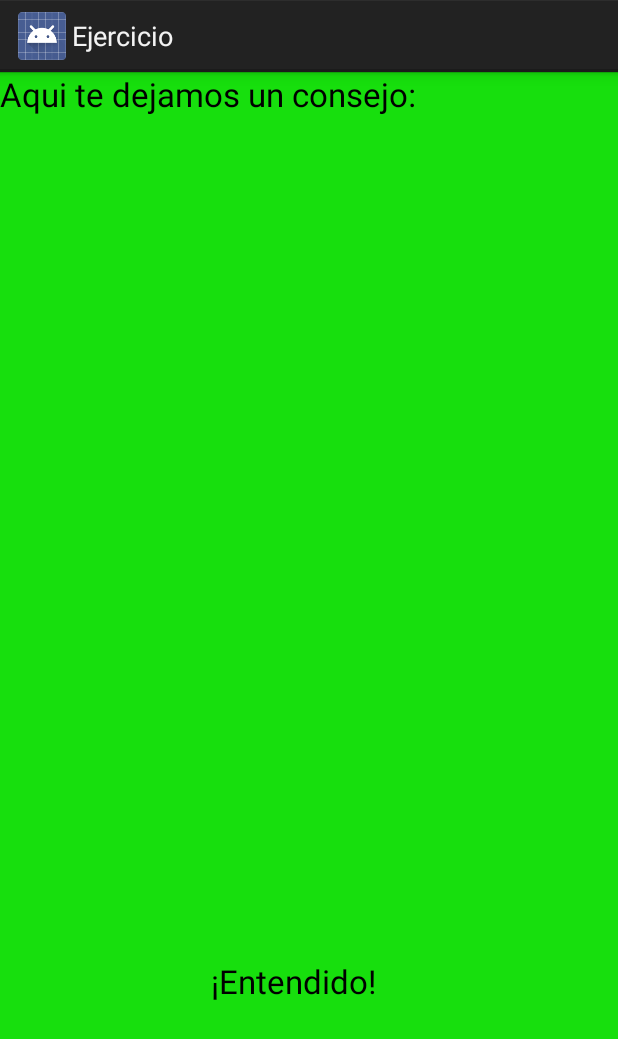
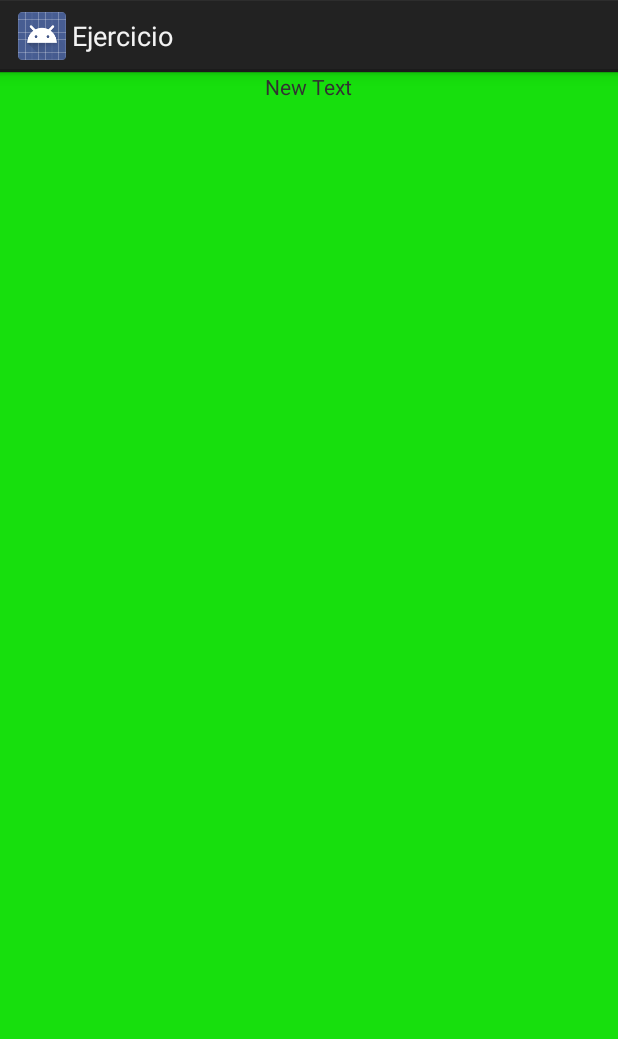
Before and after one commit to fercreek/HealthCare, an Android app: the fragment TipFragment shown on its own in the app's theme, on a phone screen of 412 x 824 dp. Shown: the top 1039 px of the screen. Run offline under Robolectric (Android 15) with nearby library versions, the phone set to English and light mode, and no system bars; 1 statement that could not run was skipped.

Commit message:
Problema con interaccion entre actividades

```diff
--- a/app/src/main/java/info/androidhive/tabsswipe/adapter/IdealFragment.java
+++ b/app/src/main/java/info/androidhive/tabsswipe/adapter/IdealFragment.java
@@ -5,6 +5,7 @@ import android.support.v4.app.Fragment;
 import android.view.LayoutInflater;
 import android.view.View;
 import android.view.ViewGroup;
+import android.widget.CheckBox;
 import android.widget.TextView;
 
 import info.androidhive.tabsswipe.R;
@@ -22,5 +23,4 @@ public class IdealFragment extends Fragment {
     }
 
 
-
 }
--- a/app/src/main/java/info/androidhive/tabsswipe/adapter/TipFragment.java
+++ b/app/src/main/java/info/androidhive/tabsswipe/adapter/TipFragment.java
@@ -6,16 +6,33 @@ import android.support.v4.app.Fragment;
 import android.view.LayoutInflater;
 import android.view.View;
 import android.view.ViewGroup;
+import android.widget.CheckBox;
+import android.widget.TextView;
 
 public class TipFragment extends Fragment {
 
-	@Override
+    @Override
 	public View onCreateView(LayoutInflater inflater, ViewGroup container,
 			Bundle savedInstanceState) {
 
-		View rootView = inflater.inflate(R.layout.fragment_tip, container, false);
+        CheckBox checkbox1 = (CheckBox)getActivity().findViewById(R.id.checkasma);
+        View rootView = inflater.inflate(R.layout.fragment_tip, container, false);
+        TextView tip1 = (TextView)rootView.findViewById(R.id.c1);
+//        tip1.setText(c1);
+
+        if (checkbox1.isChecked()) {
+            checkbox1.setChecked(false);
+        }
+//        if(checkbox1.isChecked()) {
+//            tip1.setText("Esfuérzate pero hasta que te sientas bien, no hagas  sobresfuerzos\n" +
+//                    "Tra    ta de tener tu medicina por si pasa una emergencia.\n" +
+//                    "Has poco a poco las actividades de cardiovasculares.\n" +
+//                    "Come alimentos alto en energía");
+//        }
+
 
 		return rootView;
 	}
 
+
 }
--- a/app/src/main/res/layout/fragment_tip.xml
+++ b/app/src/main/res/layout/fragment_tip.xml
@@ -6,23 +6,27 @@
     android:background="#17df0d">
 
 
+    <ScrollView android:layout_width="fill_parent"
+                android:layout_height="fill_parent"
+        android:id="@+id/scroll">
+
+
+        <LinearLayout
+            android:orientation="vertical"
+            android:layout_width="fill_parent"
+            android:layout_height="fill_parent"
+            android:id="@+id/linear">
+
+
+        </LinearLayout>
+    </ScrollView>
+
     <TextView
         android:layout_width="wrap_content"
         android:layout_height="wrap_content"
-        android:text="@string/deja"
-        android:id="@+id/textconsejo"
-        android:textAppearance="?android:attr/textAppearanceLarge"
+        android:text="New Text"
+        android:id="@+id/c1"
         android:layout_alignParentTop="true"
-        android:layout_alignParentStart="true"/>
-    <TextView
-        android:layout_width="wrap_content"
-        android:layout_height="wrap_content"
-        android:id="@+id/textentendido"
-        android:text="@string/enten"
-        android:ems="5"
-        android:textAppearance="?android:attr/textAppearanceLarge"
-        android:layout_marginBottom="155dp"
-        android:layout_alignParentBottom="true"
         android:layout_centerHorizontal="true" />
 
 
```
Also changed, not shown: app/src/main/java/info/androidhive/tabsswipe/adapter/InfoFragment.java (+36 -53 lines), app/src/main/res/layout/fragment_info.xml (+3 -6 lines), 37 other files.
